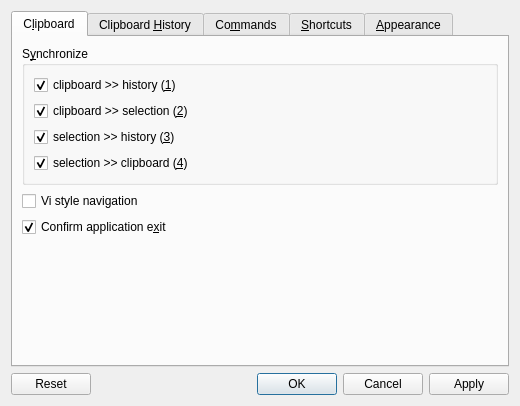
First picture: the form in src/ui/configurationmanager.ui, repository hluk/CopyQ, before the edit.
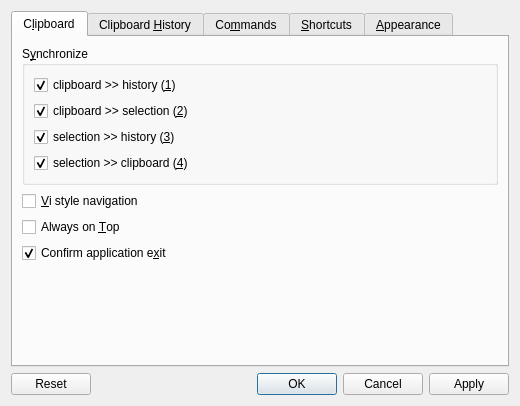
Second picture: the form after the edit. Icons and pictures are not drawn. Custom widgets are drawn as their Qt base class.

Commit message: Option "Always on Top"

The edit to the form file:
```diff
--- a/src/ui/configurationmanager.ui
+++ b/src/ui/configurationmanager.ui
@@ -43,7 +43,7 @@
          <string>C&amp;lipboard</string>
         </attribute>
         <layout class="QGridLayout" name="gridLayout_2">
-         <item row="2" column="0">
+         <item row="3" column="0">
           <widget class="QCheckBox" name="checkBoxConfirmExit">
            <property name="toolTip">
             <string>Confirm application exit.</string>
@@ -133,11 +133,11 @@
             <string>Support for Vi navigation keys (H, J, K, L and more),  Slash (/) key to search</string>
            </property>
            <property name="text">
-            <string>Vi style navigation</string>
+            <string>&amp;Vi style navigation</string>
            </property>
           </widget>
          </item>
-         <item row="3" column="0">
+         <item row="4" column="0">
           <spacer name="verticalSpacer">
            <property name="orientation">
             <enum>Qt::Vertical</enum>
@@ -150,6 +150,16 @@
            </property>
           </spacer>
          </item>
+         <item row="2" column="0">
+          <widget class="QCheckBox" name="checkBoxAlwaysOnTop">
+           <property name="toolTip">
+            <string>Keep main window above other windows.</string>
+           </property>
+           <property name="text">
+            <string>Always on &amp;Top</string>
+           </property>
+          </widget>
+         </item>
         </layout>
        </widget>
        <widget class="QWidget" name="tab_general">
```
Left out of the diff: 48 changed lines with no effect on the pictures. The commit also changes 2 other files.
